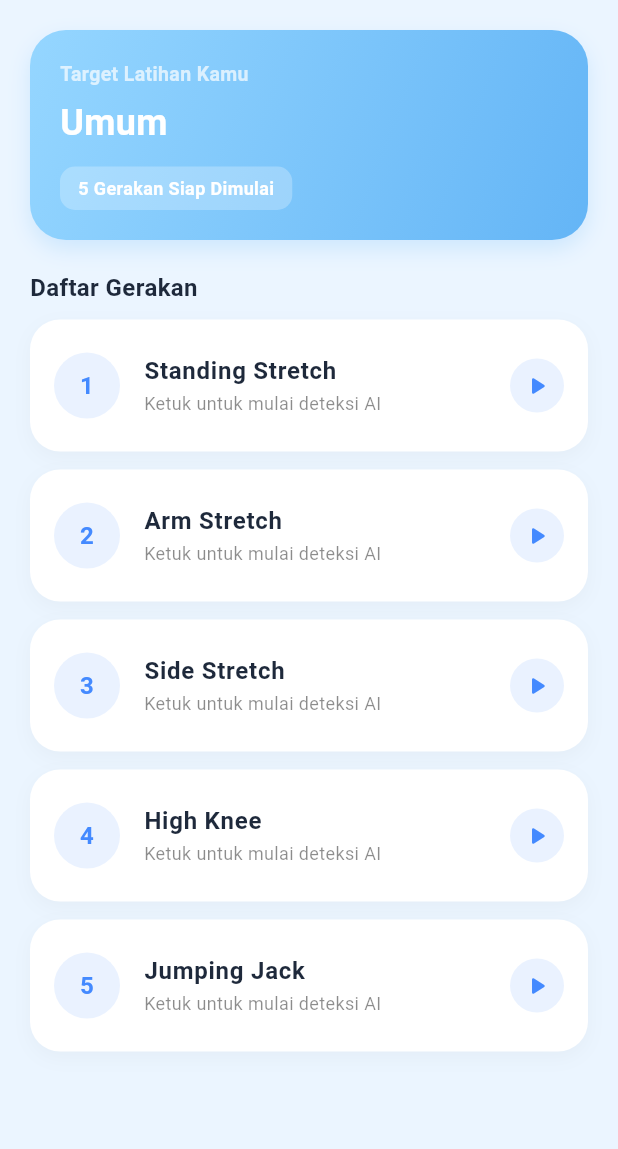
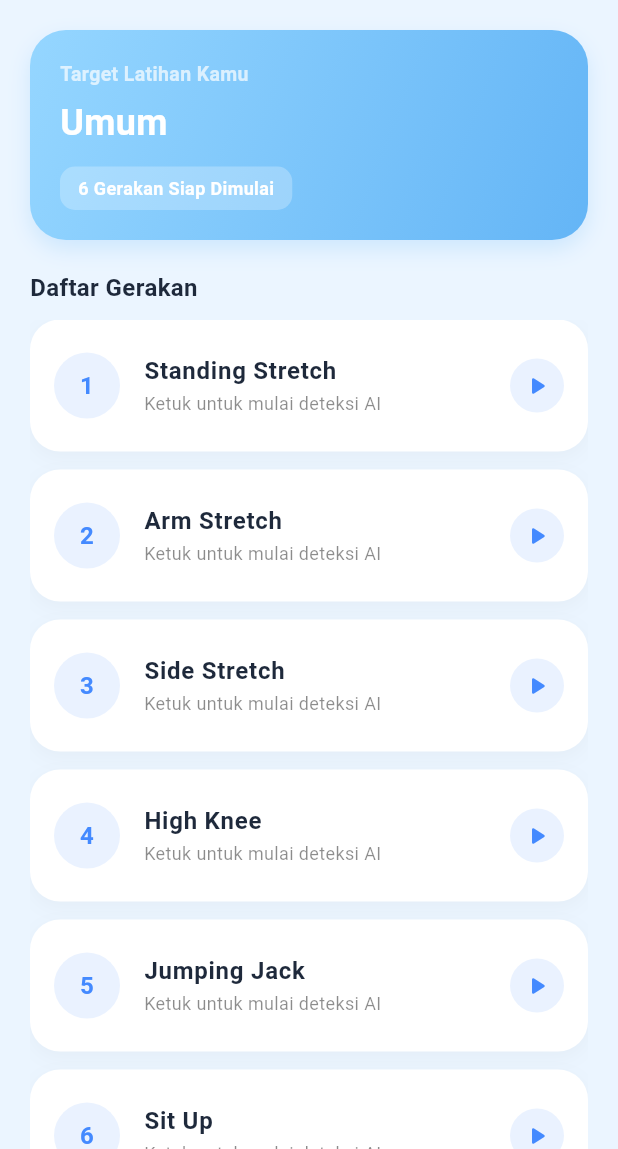
Before and after one commit to maulidhasulis/workout_app, a Flutter app: the WorkoutView screen opened by its route, on a phone screen of 412 x 824 dp, the part 87-1236 px from its top. Run offline on Flutter 3.47's test engine with Material 3 defaults, Android fonts, the phone set to English and light mode, and no system bars; our stand-ins replace camera, firebase_auth, firebase_core, fl_chart, flutter_local_notifications, flutter_tts and 4 more; missing offline and left inert: google_mlkit_pose_detection; accounts and stored records are empty.

Commit message:
sit up bisa semua

```diff
--- a/lib/app/modules/workout/views/workout_view.dart
+++ b/lib/app/modules/workout/views/workout_view.dart
@@ -31,9 +31,9 @@ class _WorkoutViewState extends State<WorkoutView> {
     if (goal == "Pembentukan Otot") {
       workouts = ["Push Up", "Squat", "Sit Up", "Lunges", "Plank"];
     } else if (goal == "Penurunan Berat Badan") {
-      workouts = ["Jumping Jack", "High Knee", "Squat Jump", "Fast Squat"];
+      workouts = ["Jumping Jack", "High Knee", "Squat Jump", "Fast Squat", "Sit Up"];
     } else {
-      workouts = ["Standing Stretch", "Arm Stretch", "Side Stretch", "High Knee", "Jumping Jack"];
+      workouts = ["Standing Stretch", "Arm Stretch", "Side Stretch", "High Knee", "Jumping Jack", "Sit Up"];
     }
 
     // 2. LOGIKA ASSESSMENT (FILTERING PENYAKIT/KELUHAN)
```
Also changed, not shown: 3 other files.
